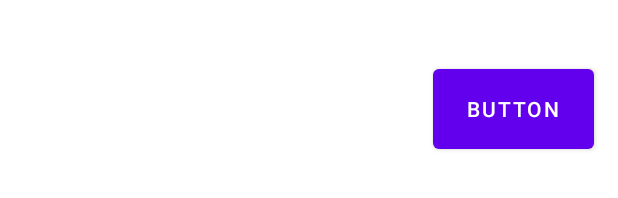
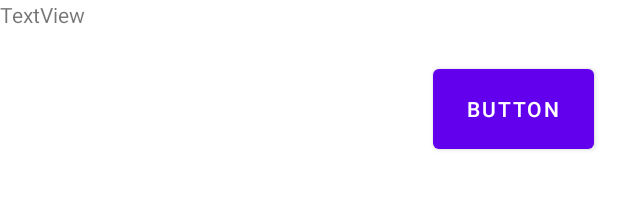
Before and after one commit to AndersonUniversity/rodney-clicker, an Android app: the layout activity_display_message.xml on its own in the app's theme, with its tools: preview values and no code run, on a phone screen of 412 x 824 dp. Shown: the top 198 px of the screen. Run offline under Robolectric (Android 15) with nearby library versions, the phone set to English and light mode, and no system bars.

Commit message:
merged main

```diff
--- a/app/src/main/java/com/example/helloworld/MainActivity.kt
+++ b/app/src/main/java/com/example/helloworld/MainActivity.kt
@@ -46,6 +46,7 @@
         }
     }
 
+    /**run every second to add dps*/
     fun addFunds(view: MainActivity) {
         val handler = Handler(Looper.getMainLooper())
         handler.postDelayed(
--- a/app/src/main/res/layout/activity_display_message.xml
+++ b/app/src/main/res/layout/activity_display_message.xml
@@ -16,4 +16,12 @@
         app:layout_constraintEnd_toEndOf="parent"
         app:layout_constraintTop_toTopOf="parent" />
 
+    <TextView
+        android:id="@+id/textView"
+        android:layout_width="wrap_content"
+        android:layout_height="wrap_content"
+        android:text="TextView"
+        tools:layout_editor_absoluteX="148dp"
+        tools:layout_editor_absoluteY="129dp" />
+
 </androidx.constraintlayout.widget.ConstraintLayout>
```
